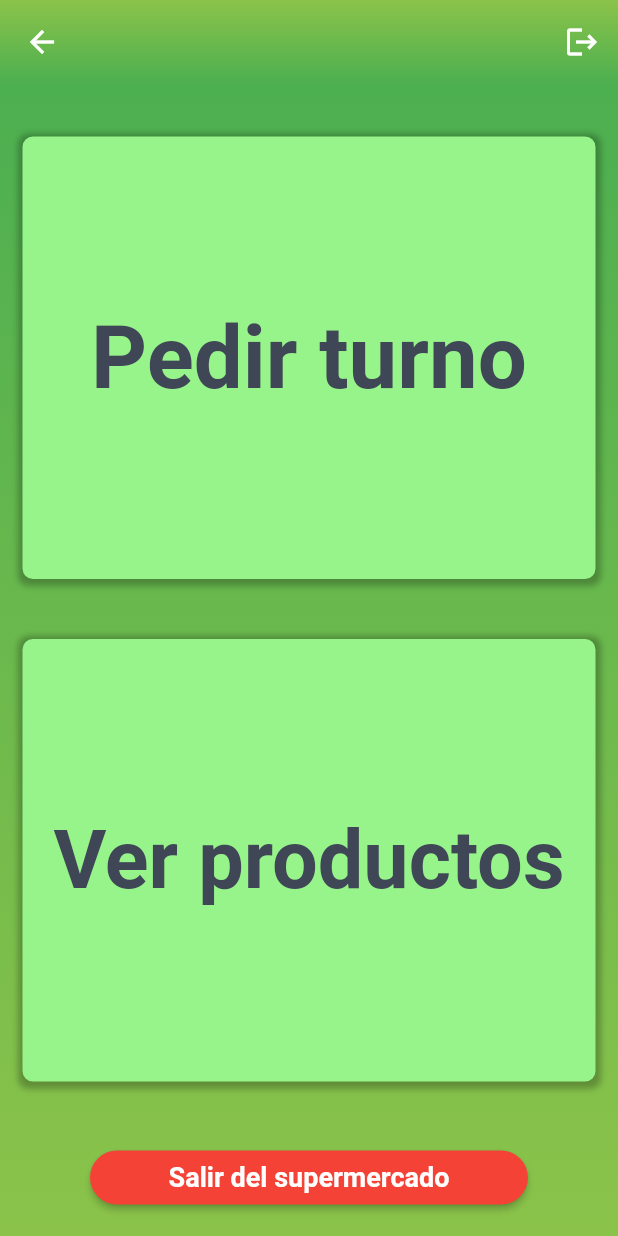
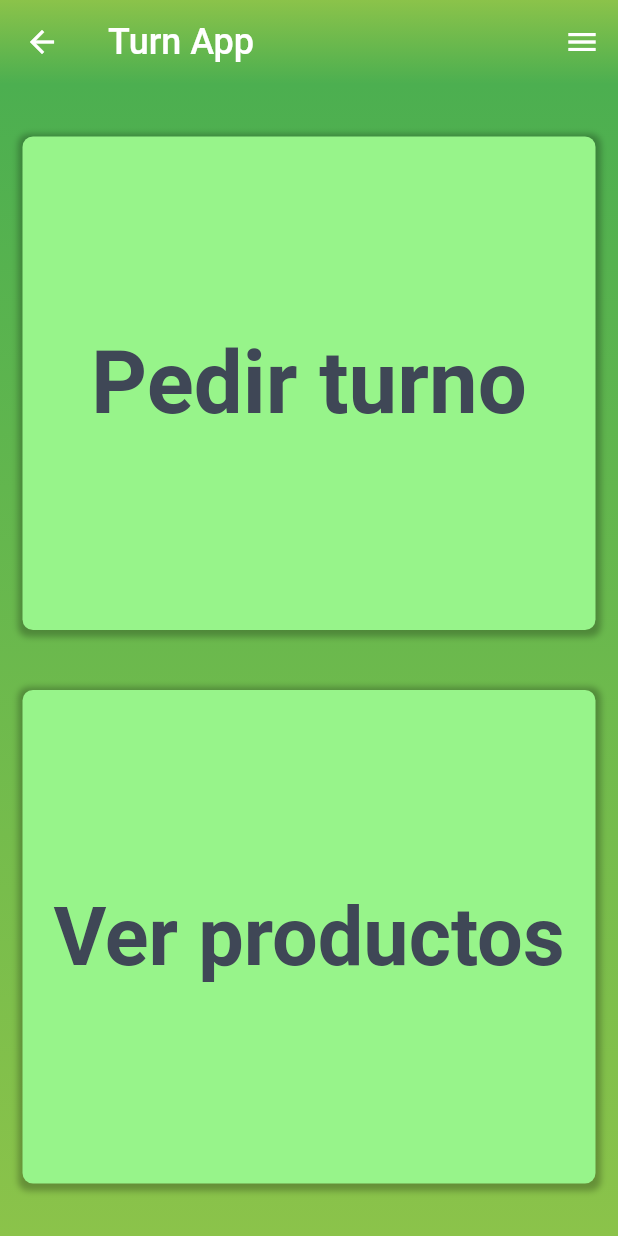
Before and after one commit to Carlos-YC/TFG_turn_app, a Flutter app: the UserPage screen opened by its route, on a phone screen of 412 x 824 dp. Run offline on Flutter 3.47's test engine with Material 2 defaults, Android fonts, the phone set to English and light mode, and no system bars; drawn by our look-alikes of auto_size_text; our stand-ins replace dio, firebase_auth, firebase_core, firebase_database, firebase_messaging, get and 2 more; missing offline and left inert: flutter_barcode_scanner; accounts and stored records are empty; statements that could not run were skipped.

Commit message:
Se añadió drawer

```diff
--- a/lib/src/pages/home/user_page.dart
+++ b/lib/src/pages/home/user_page.dart
@@ -27,18 +27,78 @@ class UserPage extends StatelessWidget {
             color2: Colors.green,
           ),
           title: Text(
-            SupermarketApp.sharedPreferences.getString(SupermarketApp.userEmail),
+            'Turn App',
             style: TextStyle(color: Colors.white, fontSize: 24.0),
           ),
-          actions: [
-            IconButton(
-              icon: Icon(Icons.logout),
-              onPressed: () => UserProvider().logOut(context),
-            )
-          ],
         ),
+        endDrawer: Container(width: 250, child: Drawer(child: _drawer(context))),
         body: _userScreen(context, controller),
       ),
+    );
+  }
+
+  Widget _drawer(BuildContext context) {
+    return Container(
+      color: Colors.green,
+      child: ListView(
+        padding: EdgeInsets.zero,
+        children: [
+          _drawerHeader(),
+          _drawerItem(
+            icon: Icons.person,
+            text:
+                'Usuario: ${SupermarketApp.sharedPreferences.getString(SupermarketApp.userEmail)}',
+            onTap: () {},
+          ),
+          _drawerItem(
+            icon: Icons.remove_shopping_cart,
+            text: 'Salir del supermercado',
+            onTap: () => _supermarketOut(),
+          ),
+          Divider(thickness: 5),
+          _drawerItem(
+            icon: Icons.logout,
+            text: 'Cerrar sesión',
+            onTap: () => UserProvider().logOut(context),
+          )
+        ],
+      ),
+    );
+  }
+
+  Widget _drawerHeader() {
+    return DrawerHeader(
+      margin: EdgeInsets.zero,
+      padding: EdgeInsets.zero,
+      decoration: BoxDecoration(
+        image:
+            DecorationImage(fit: BoxFit.fill, image: AssetImage('assets/images/image_drawer.png')),
+      ),
+      child: Stack(
+        children: [
+          Positioned(
+            bottom: 20.0,
+            left: 20.0,
+            child: Text("Turn App",
+                style: TextStyle(color: Colors.white, fontSize: 36.0, fontWeight: FontWeight.bold)),
+          ),
+        ],
+      ),
+    );
+  }
+
+  Widget _drawerItem({IconData icon, String text, GestureTapCallback onTap}) {
+    return ListTile(
+      title: Row(
+        children: [
+          Icon(icon),
+          Padding(
+            padding: EdgeInsets.only(left: 8.0),
+            child: Text(text),
+          )
+        ],
+      ),
+      onTap: onTap,
     );
   }
 
@@ -58,8 +118,6 @@ class UserPage extends StatelessWidget {
           children: [
             _takeTurn(controller),
             _products(),
-            SizedBox(height: 20),
-            _buttonOut(context),
           ],
         ),
       ),
@@ -123,51 +181,10 @@ class UserPage extends StatelessWidget {
     );
   }
 
-  Widget _buttonOut(BuildContext context) {
-    return Padding(
-      padding: EdgeInsets.symmetric(horizontal: 45),
-      child: ElevatedButton(
-        onPressed: () => showDialog<String>(
-          context: context,
-          builder: (BuildContext context) => AlertDialog(
-            title: Text('¿Seguro que desea salir?'),
-            content: Text('Si sale perderá todos los turnos en los que esté.'),
-            actions: [
-              TextButton(
-                onPressed: () {
-                  TurnProvider().cancelTurn('carniceria');
-                  TurnProvider().cancelTurn('charcuteria');
-                  TurnProvider().cancelTurn('pescaderia');
-                  _supermarketOut();
-                },
-                child: Text('Confirmar'),
-                style: TextButton.styleFrom(primary: Colors.green),
-              ),
-              TextButton(
-                onPressed: () => Navigator.pop(context, 'Cancelar'),
-                child: Text('Cancelar'),
-                style: TextButton.styleFrom(primary: Colors.red),
-              )
-            ],
-          ),
-        ),
-        child: Container(
-          child: Text(
-            'Salir del supermercado',
-            style: TextStyle(fontWeight: FontWeight.bold, fontSize: 18.0),
-          ),
-        ),
-        style: ElevatedButton.styleFrom(
-          shape: RoundedRectangleBorder(borderRadius: BorderRadius.circular(50.0)),
-          elevation: 2.0,
-          primary: Colors.red,
-          textStyle: TextStyle(color: Colors.white),
-        ),
-      ),
-    );
-  }
-
   Future<void> _supermarketOut() async {
+    await TurnProvider().cancelTurn('carniceria');
+    await TurnProvider().cancelTurn('charcuteria');
+    await TurnProvider().cancelTurn('pescaderia');
     await SupermarketProvider().logoutSupermarket();
     Get.offAllNamed('selectSupermarket');
   }
```
Also changed, not shown: assets/images/image_drawer.png (added).
